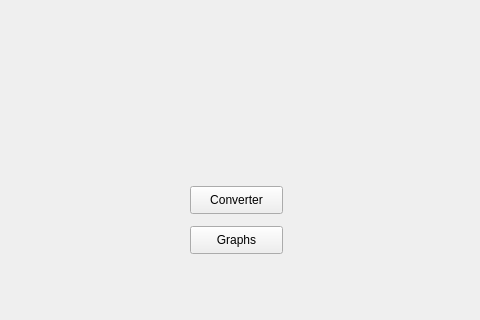
First picture: the form in mainwindow.ui, repository imageadhikari/GraphingCalculator, before the edit; both pictures show x 0 to 480 and y 161 to 481 of the 624 by 768 pixel window.
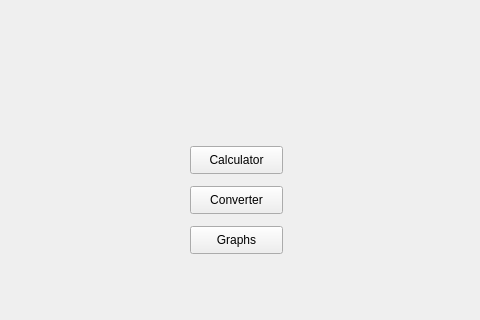
Second picture: the form after the edit.

Patch:
```diff
--- a/mainwindow.ui
+++ b/mainwindow.ui
@@ -53,6 +53,19 @@
      <string>Converter</string>
     </property>
    </widget>
+   <widget class="QPushButton" name="calcOpen">
+    <property name="geometry">
+     <rect>
+      <x>190</x>
+      <y>290</y>
+      <width>93</width>
+      <height>28</height>
+     </rect>
+    </property>
+    <property name="text">
+     <string>Calculator</string>
+    </property>
+   </widget>
   </widget>
   <widget class="QMenuBar" name="menuBar">
    <property name="geometry">
```
